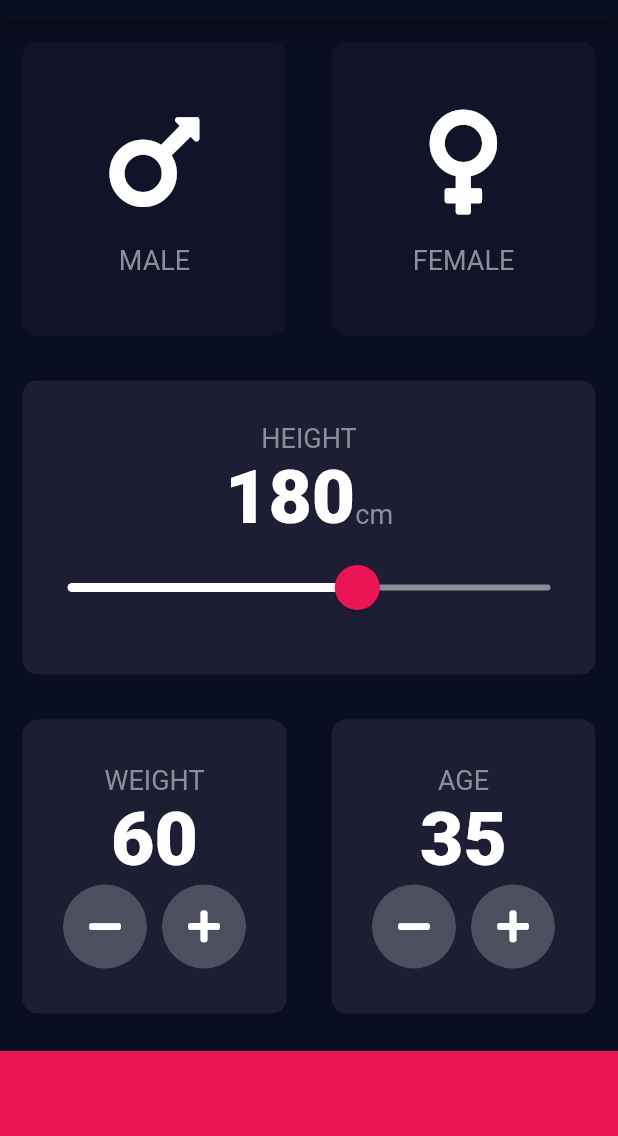
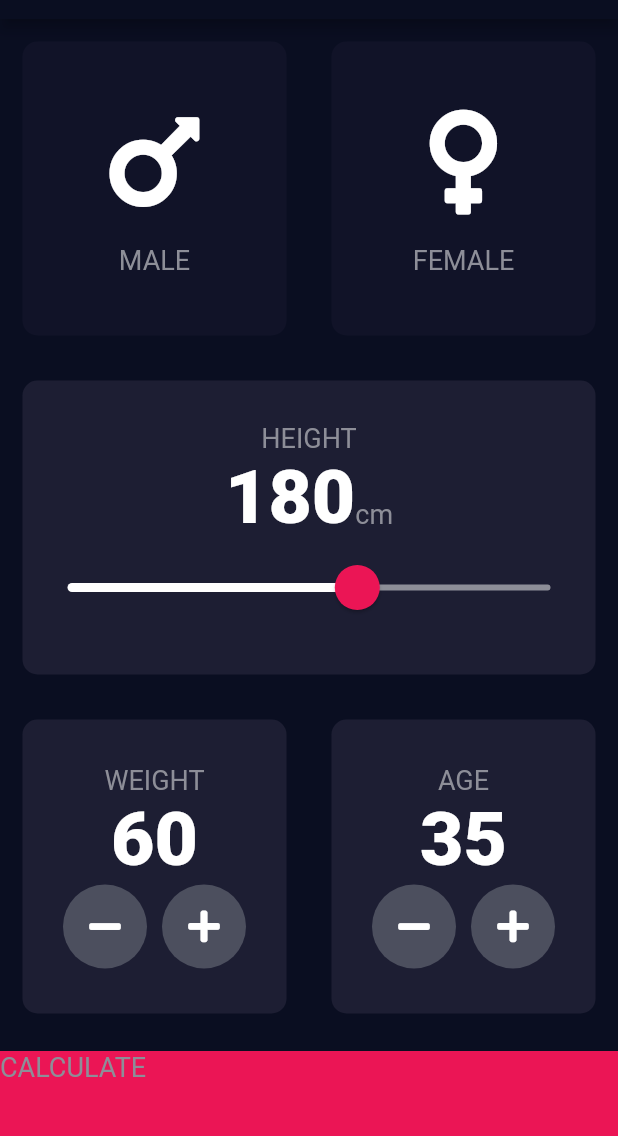
Before and after one commit to maleina/BMI-Calculator, a Flutter app: the screen it shows after launch, on a phone screen of 412 x 824 dp, the part 65-1201 px from its top. Run offline on Flutter 3.47's test engine with Material 2 defaults, Android fonts, the phone set to English and light mode, and no system bars; our stand-ins replace font_awesome_flutter.

```diff
--- a/lib/input_page.dart
+++ b/lib/input_page.dart
@@ -3,6 +3,7 @@ import 'package:font_awesome_flutter/font_awesome_flutter.dart';
 import 'icon_content.dart';
 import 'reusable_card.dart';
 import 'constants.dart';
+import 'results_page.dart';
 
 enum Gender {
   male,
@@ -214,11 +215,25 @@ class _InputPageState extends State<InputPage> {
               ],
             ),
           ),
-          Container(
-            color: kBottomContainerColor,
-            margin: EdgeInsets.only(top: 10.0),
-            width: double.infinity,
-            height: kBottomContainerHeight,
+          GestureDetector(
+            onTap: () {
+              Navigator.push(
+                context,
+                MaterialPageRoute(
+                  builder: (context) => ResultsPage(),
+                ),
+              );
+            },
+            child: Container(
+              child: Text(
+                'CALCULATE',
+                style: kLabelTextStyle,
+              ),
+              color: kBottomContainerColor,
+              margin: EdgeInsets.only(top: 10.0),
+              width: double.infinity,
+              height: kBottomContainerHeight,
+            ),
           ),
         ],
       ),
```
